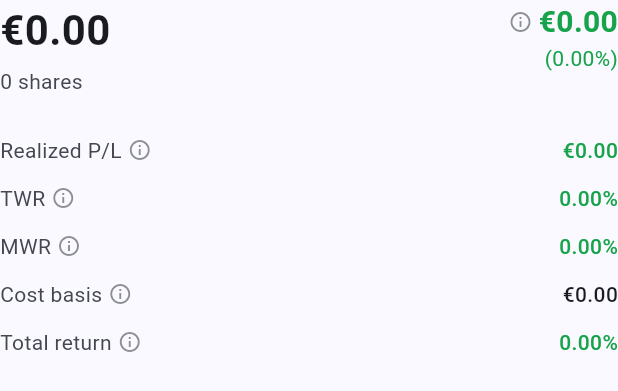
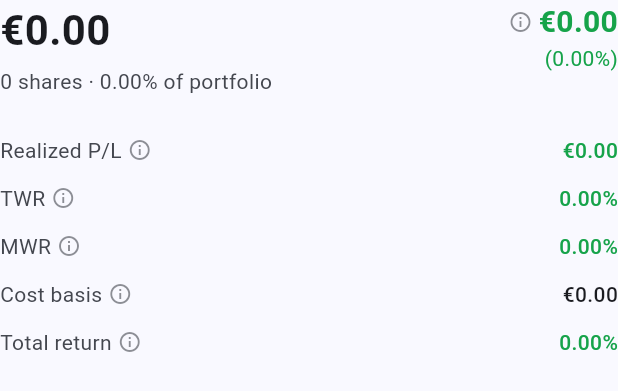
Before and after one commit to lazno/bagholdr, a Flutter app: the _PositionSummary widget shown alone on an empty page, opened directly with empty values, on a phone screen of 412 x 824 dp. Shown: the top 391 px of the screen. Run offline on Flutter 3.47's test engine with Material 3 defaults, Android fonts, the phone set to English and light mode, and no system bars; our stand-ins replace fl_chart; missing offline and left inert: serverpod, serverpod_auth_core_client, serverpod_auth_core_server, serverpod_auth_idp_client, serverpod_auth_idp_flutter, serverpod_auth_idp_server and 2 more; statements that could not run were skipped.

Commit message:
NAPP-038: Display portfolio weight in asset detail
Show asset's weight as percentage of portfolio next to share count.

Co-Authored-By: Claude Opus 4.5 <noreply@anthropic.com>

```diff
--- a/native/bagholdr/bagholdr_flutter/lib/screens/asset_detail_screen.dart
+++ b/native/bagholdr/bagholdr_flutter/lib/screens/asset_detail_screen.dart
@@ -575,7 +575,7 @@ class _PositionSummary extends StatelessWidget {
                   ),
                   const SizedBox(height: 4),
                   Text(
-                    '${detail.quantity.toStringAsFixed(detail.quantity == detail.quantity.roundToDouble() ? 0 : 2)} shares',
+                    '${detail.quantity.toStringAsFixed(detail.quantity == detail.quantity.roundToDouble() ? 0 : 2)} shares · ${Formatters.formatPercent(detail.weight / 100)} of portfolio',
                     style: TextStyle(
                       fontSize: 14,
                       color: colorScheme.onSurfaceVariant,
```
Also changed, not shown: 1 other file.
